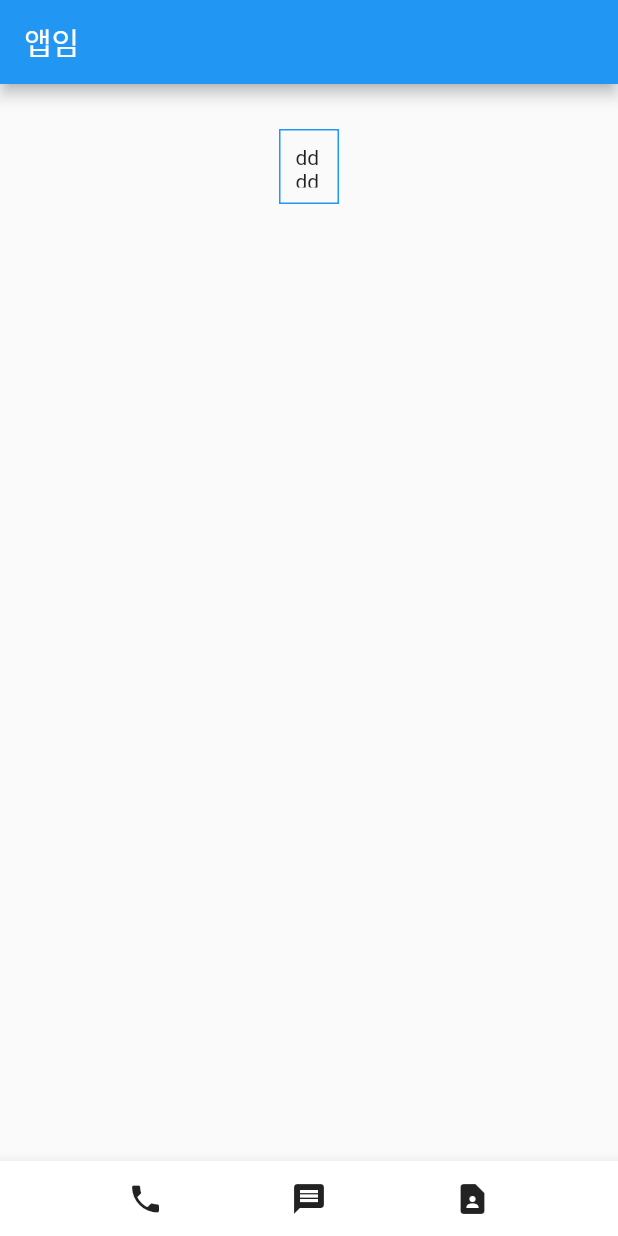
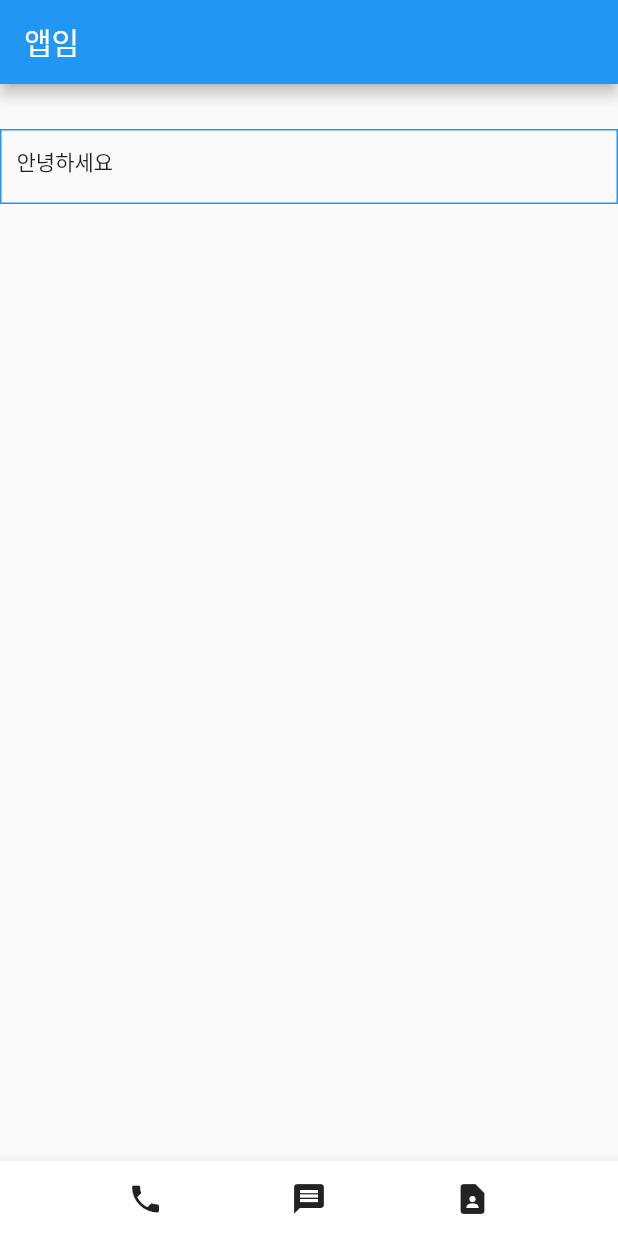
Before and after one commit to kyuseong2001/flutter_MyApp, a Flutter app: the screen it shows after launch, on a phone screen of 412 x 824 dp. Run offline on Flutter 3.47's test engine with Material 2 defaults, Android fonts, the phone set to English and light mode, and no system bars.

Commit message:
'20211229'

```diff
--- a/lib/main.dart
+++ b/lib/main.dart
@@ -15,13 +15,16 @@ class MyApp extends StatelessWidget {
         body:Align(
           alignment: Alignment.topCenter,
           child: Container(
-            width:40, height: 50,
+            width:double.infinity, height: 50,
+            // double.infinity 무한히
             decoration: BoxDecoration(
               border: Border.all(color:Colors.blue),
+              // 데코레이션 파라미터 종류 공부
             ),
+            // 찌끄래기 속성은 데코레이션에서 작업해야한다.
             margin: EdgeInsets.fromLTRB(0,30,0,0),
             padding:EdgeInsets.all(10),
-            child: Text('dddd'),
+            child: Text('안녕하세요'),
           ),
         ),
         bottomNavigationBar: BottomAppBar(
--- a/pubspec.yaml
+++ b/pubspec.yaml
@@ -51,6 +51,8 @@ dev_dependencies:
 
 # The following section is specific to Flutter.
 flutter:
+  assets:
+    - assets/
 
   # The following line ensures that the Material Icons font is
   # included with your application, so that you can use the icons in
```
